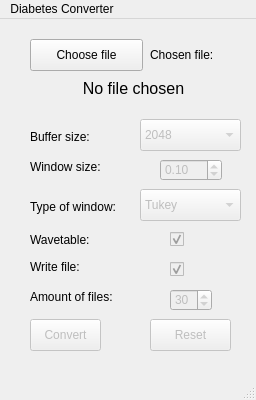
Before: the Qt Designer form python/ui/controller.ui in kj-jondell/Diabetes-Synth, drawn with Qt 5.
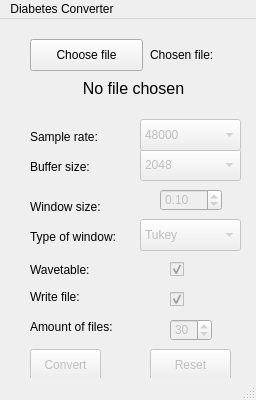
After: the same form once the commit is applied.

```diff
--- a/python/ui/controller.ui
+++ b/python/ui/controller.ui
@@ -68,7 +68,7 @@
     <property name="geometry">
      <rect>
       <x>30</x>
-      <y>300</y>
+      <y>330</y>
       <width>71</width>
       <height>32</height>
      </rect>
@@ -84,7 +84,7 @@
     <property name="geometry">
      <rect>
       <x>150</x>
-      <y>300</y>
+      <y>330</y>
       <width>81</width>
       <height>32</height>
      </rect>
@@ -100,7 +100,7 @@
     <property name="geometry">
      <rect>
       <x>140</x>
-      <y>100</y>
+      <y>130</y>
       <width>101</width>
       <height>32</height>
      </rect>
@@ -139,7 +139,7 @@
     <property name="geometry">
      <rect>
       <x>30</x>
-      <y>110</y>
+      <y>140</y>
       <width>81</width>
       <height>16</height>
      </rect>
@@ -152,7 +152,7 @@
     <property name="geometry">
      <rect>
       <x>30</x>
-      <y>140</y>
+      <y>180</y>
       <width>91</width>
       <height>16</height>
      </rect>
@@ -165,7 +165,7 @@
     <property name="geometry">
      <rect>
       <x>30</x>
-      <y>210</y>
+      <y>240</y>
       <width>81</width>
       <height>21</height>
      </rect>
@@ -178,7 +178,7 @@
     <property name="geometry">
      <rect>
       <x>30</x>
-      <y>240</y>
+      <y>270</y>
       <width>59</width>
       <height>16</height>
      </rect>
@@ -191,7 +191,7 @@
     <property name="geometry">
      <rect>
       <x>30</x>
-      <y>270</y>
+      <y>300</y>
       <width>101</width>
       <height>16</height>
      </rect>
@@ -207,7 +207,7 @@
     <property name="geometry">
      <rect>
       <x>160</x>
-      <y>140</y>
+      <y>170</y>
       <width>62</width>
       <height>22</height>
      </rect>
@@ -235,7 +235,7 @@
     <property name="geometry">
      <rect>
       <x>170</x>
-      <y>210</y>
+      <y>240</y>
       <width>86</width>
       <height>20</height>
      </rect>
@@ -254,7 +254,7 @@
     <property name="geometry">
      <rect>
       <x>170</x>
-      <y>240</y>
+      <y>270</y>
       <width>86</width>
       <height>20</height>
      </rect>
@@ -273,7 +273,7 @@
     <property name="geometry">
      <rect>
       <x>170</x>
-      <y>270</y>
+      <y>300</y>
       <width>42</width>
       <height>22</height>
      </rect>
@@ -313,7 +313,7 @@
     <property name="geometry">
      <rect>
       <x>30</x>
-      <y>180</y>
+      <y>210</y>
       <width>101</width>
       <height>16</height>
      </rect>
@@ -329,7 +329,7 @@
     <property name="geometry">
      <rect>
       <x>140</x>
-      <y>170</y>
+      <y>200</y>
       <width>101</width>
       <height>32</height>
      </rect>
@@ -369,6 +369,61 @@
      </property>
     </item>
    </widget>
+   <widget class="QLabel" name="label_8">
+    <property name="geometry">
+     <rect>
+      <x>30</x>
+      <y>110</y>
+      <width>81</width>
+      <height>16</height>
+     </rect>
+    </property>
+    <property name="text">
+     <string>Sample rate:</string>
+    </property>
+   </widget>
+   <widget class="QComboBox" name="sample_rate">
+    <property name="enabled">
+     <bool>false</bool>
+    </property>
+    <property name="geometry">
+     <rect>
+      <x>140</x>
+      <y>100</y>
+      <width>101</width>
+      <height>32</height>
+     </rect>
+    </property>
+    <property name="currentIndex">
+     <number>1</number>
+    </property>
+    <property name="maxVisibleItems">
+     <number>2</number>
+    </property>
+    <property name="frame">
+     <bool>true</bool>
+    </property>
+    <item>
+     <property name="text">
+      <string>44100</string>
+     </property>
+    </item>
+    <item>
+     <property name="text">
+      <string>48000</string>
+     </property>
+    </item>
+    <item>
+     <property name="text">
+      <string>88200</string>
+     </property>
+    </item>
+    <item>
+     <property name="text">
+      <string>96000</string>
+     </property>
+    </item>
+   </widget>
   </widget>
   <widget class="QMenuBar" name="menubar">
    <property name="geometry">
```
